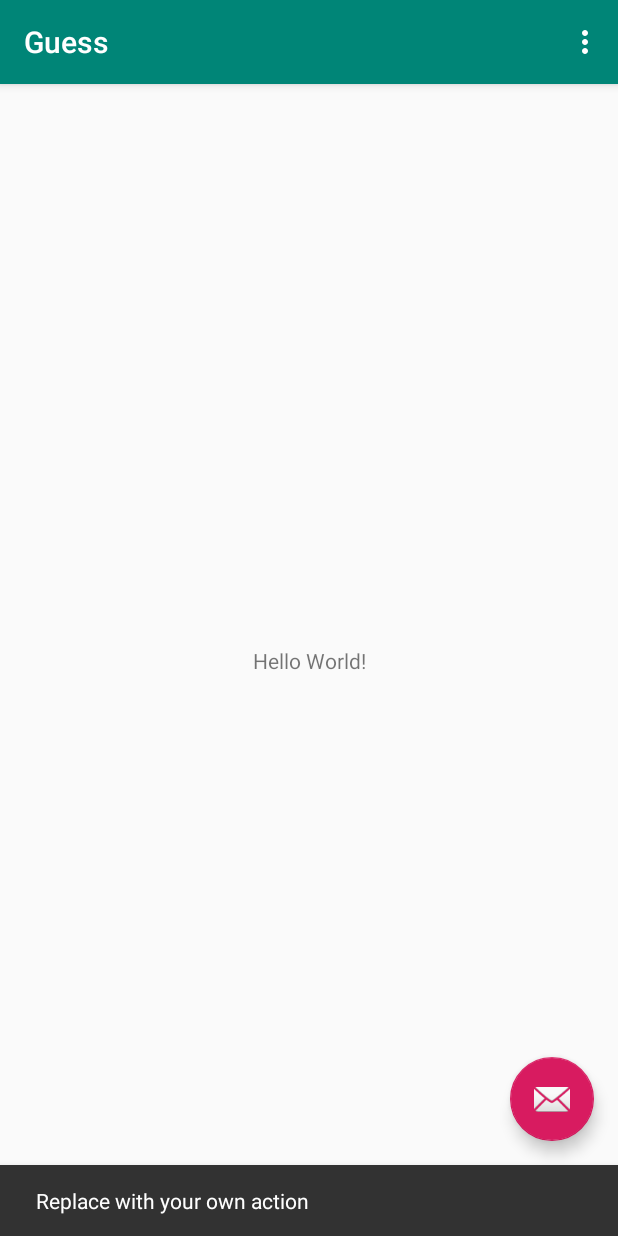
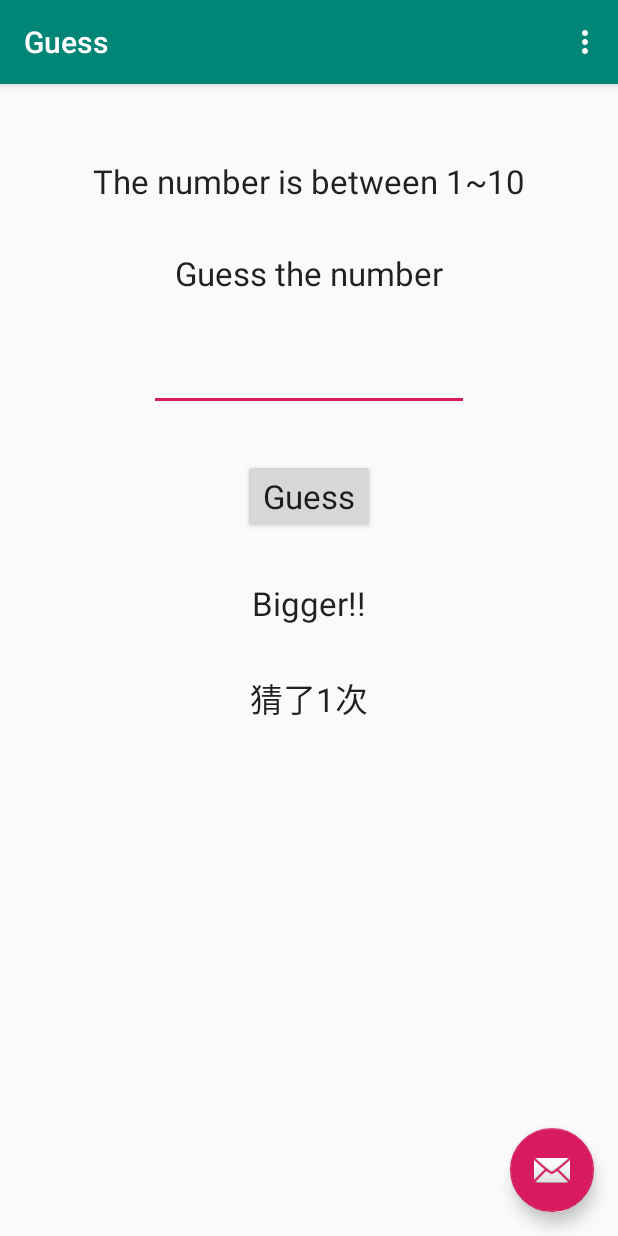
Before and after one commit to lincindiawang/Guess, an Android app: the screen it shows after launch (MainActivity), after a tap on an icon or button, on a phone screen of 412 x 824 dp. Run offline under Robolectric (Android 15) with nearby library versions, the phone set to English and light mode, and no system bars; 1 other tap on this screen came first.

Commit message:
2nd commit

```diff
--- a/app/src/main/java/com/linda/guess/MainActivity.java
+++ b/app/src/main/java/com/linda/guess/MainActivity.java
@@ -8,11 +8,23 @@ import com.google.android.material.snackbar.Snackbar;
 import androidx.appcompat.app.AppCompatActivity;
 import androidx.appcompat.widget.Toolbar;
 
+import android.util.Log;
 import android.view.View;
 import android.view.Menu;
 import android.view.MenuItem;
+import android.widget.EditText;
+import android.widget.TextView;
+import android.widget.Toast;
+
+import java.util.Random;
 
 public class MainActivity extends AppCompatActivity {
+    int guessTime;
+
+    String TAG = MainActivity.class.getSimpleName();
+    private EditText number;
+
+    int secret = new Random().nextInt(10) +1;
 
     @Override
     protected void onCreate(Bundle savedInstanceState) {
@@ -20,17 +32,44 @@ public class MainActivity extends AppCompatActivity {
         setContentView(R.layout.activity_main);
         Toolbar toolbar = findViewById(R.id.toolbar);
         setSupportActionBar(toolbar);
+        number = findViewById( R.id.ed_num);
+
+
+
+        Log.d(TAG,"Secret : "+ secret);
 
         FloatingActionButton fab = findViewById(R.id.fab);
         fab.setOnClickListener(new View.OnClickListener() {
             @Override
             public void onClick(View view) {
-                Snackbar.make(view, "Replace with your own action", Snackbar.LENGTH_LONG)
-                        .setAction("Action", null).show();
+//                Snackbar.make(view, "Replace with your own action", Snackbar.LENGTH_LONG)
+//                        .setAction("Action", null).show();
             }
         });
     }
 
+    public void Guess(View view){
+        guessTime +=1;
+        TextView inform = findViewById(R.id.inform);
+        TextView times = findViewById(R.id.times);
+        int num = Integer.parseInt(String.valueOf(number.getText().toString()));
+
+        if (num > secret){
+            inform.setText("Smaller!!");
+            //Toast.makeText(MainActivity.this,"Smaller !!",Toast.LENGTH_LONG).show();
+            //num = 0;
+
+        }else if (num < secret){
+            inform.setText("Bigger!!");
+            //Toast.makeText(MainActivity.this,"Bigger !!",Toast.LENGTH_LONG).show();
+            //num = 0;
+        }else {
+            inform.setText("You Got It ! The number is : " + secret);
+            //Toast.makeText(MainActivity.this,"You Got It ! The number is :" + secret,Toast.LENGTH_LONG).show();
+
+        }
+        times.setText("猜了" + guessTime +"次");
+    }
     @Override
     public boolean onCreateOptionsMenu(Menu menu) {
         // Inflate the menu; this adds items to the action bar if it is present.
--- a/app/src/main/res/layout/content_main.xml
+++ b/app/src/main/res/layout/content_main.xml
@@ -9,12 +9,68 @@
     tools:showIn="@layout/activity_main">
 
     <TextView
+        android:id="@+id/textView2"
         android:layout_width="wrap_content"
         android:layout_height="wrap_content"
-        android:text="Hello World!"
-        app:layout_constraintBottom_toBottomOf="parent"
+        android:layout_marginTop="50dp"
+        android:text="The number is between 1~10"
+        android:textAppearance="@style/TextAppearance.AppCompat.Large"
         app:layout_constraintLeft_toLeftOf="parent"
         app:layout_constraintRight_toRightOf="parent"
         app:layout_constraintTop_toTopOf="parent" />
 
+    <TextView
+        android:id="@+id/textView"
+        android:layout_width="wrap_content"
+        android:layout_height="wrap_content"
+        android:layout_marginTop="32dp"
+        android:text="Guess the number"
+        android:textAppearance="@style/TextAppearance.AppCompat.Large"
+        app:layout_constraintEnd_toEndOf="@+id/textView2"
+        app:layout_constraintStart_toStartOf="@+id/textView2"
+        app:layout_constraintTop_toBottomOf="@+id/textView2" />
+
+    <EditText
+        android:id="@+id/ed_num"
+        android:layout_width="wrap_content"
+        android:layout_height="wrap_content"
+        android:layout_marginTop="32dp"
+        android:ems="10"
+        android:inputType="numberDecimal"
+        app:layout_constraintEnd_toEndOf="@+id/textView"
+        app:layout_constraintStart_toStartOf="@+id/textView"
+        app:layout_constraintTop_toBottomOf="@+id/textView" />
+
+    <Button
+        android:id="@+id/button"
+        android:layout_width="wrap_content"
+        android:layout_height="wrap_content"
+        android:layout_marginTop="32dp"
+        android:onClick="Guess"
+        android:text="Guess"
+        android:textAppearance="@style/TextAppearance.AppCompat.Large"
+        app:layout_constraintEnd_toEndOf="@+id/ed_num"
+        app:layout_constraintStart_toStartOf="@+id/ed_num"
+        app:layout_constraintTop_toBottomOf="@+id/ed_num" />
+
+    <TextView
+        android:id="@+id/inform"
+        android:layout_width="wrap_content"
+        android:layout_height="wrap_content"
+        android:layout_marginTop="32dp"
+        android:textAppearance="@style/TextAppearance.AppCompat.Large"
+        app:layout_constraintEnd_toEndOf="@+id/button"
+        app:layout_constraintStart_toStartOf="@+id/button"
+        app:layout_constraintTop_toBottomOf="@+id/button" />
+
+    <TextView
+        android:id="@+id/times"
+        android:layout_width="wrap_content"
+        android:layout_height="wrap_content"
+        android:layout_marginTop="32dp"
+        android:textAppearance="@style/TextAppearance.AppCompat.Large"
+        app:layout_constraintEnd_toEndOf="@+id/inform"
+        app:layout_constraintStart_toStartOf="@+id/inform"
+        app:layout_constraintTop_toBottomOf="@+id/inform" />
+
 </androidx.constraintlayout.widget.ConstraintLayout>
```
